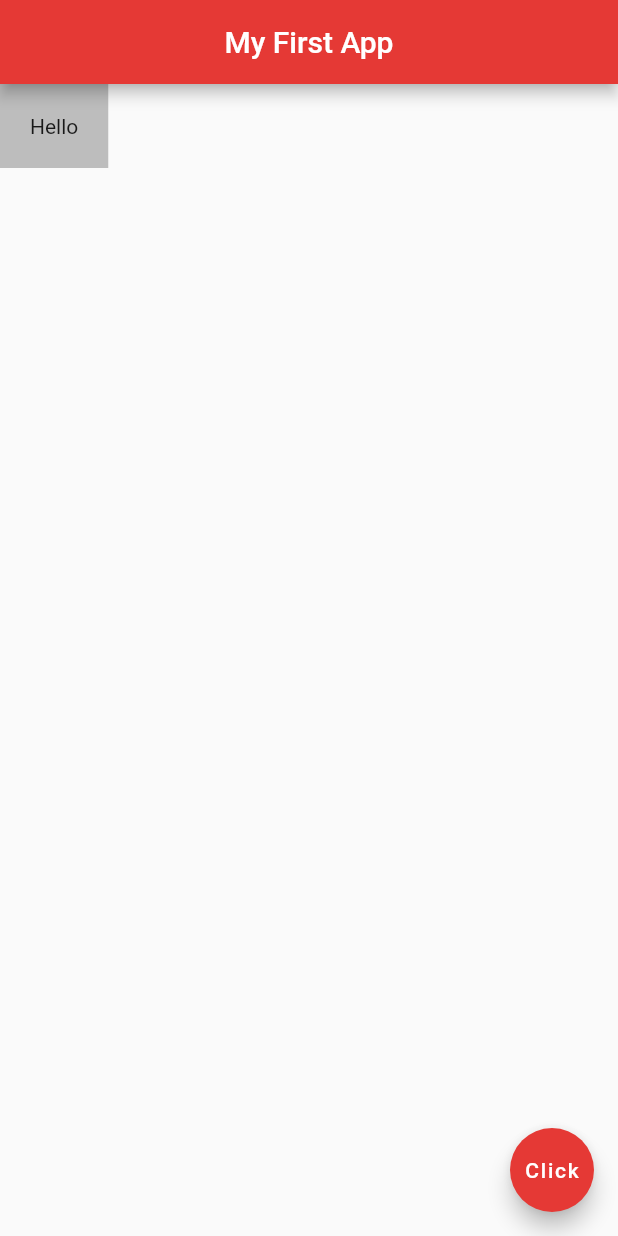
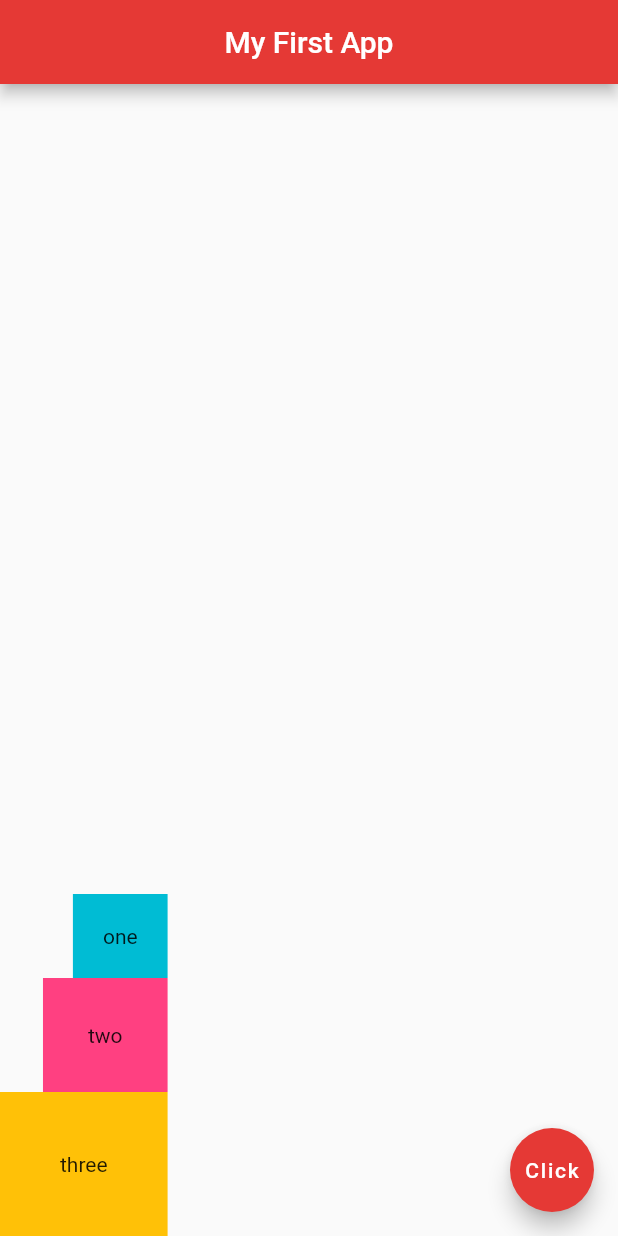
Before and after one commit to tdsimpson/Flutter-App, a Flutter app: the screen it shows after launch, on a phone screen of 412 x 824 dp. Run offline on Flutter 3.47's test engine with Material 2 defaults, Android fonts, the phone set to English and light mode, and no system bars.

Commit message:
Added columns

```diff
--- a/lib/main.dart
+++ b/lib/main.dart
@@ -13,10 +13,26 @@ class Home extends StatelessWidget {
             centerTitle: true,
             backgroundColor: Colors.red[600],
         ),
-        body: Container(
-          padding: EdgeInsets.all(20),
-          color: Colors.grey[400],
-          child: Text('Hello'),
+        body: Column(
+          mainAxisAlignment: MainAxisAlignment.end,
+          crossAxisAlignment: CrossAxisAlignment.end,
+          children: <Widget>[
+            Container(
+                padding: EdgeInsets.all(20.0),
+                color: Colors.cyan,
+                child: Text('one')
+            ),
+            Container(
+                padding: EdgeInsets.all(30.0),
+                color: Colors.pinkAccent,
+                child: Text('two')
+            ),
+            Container(
+                padding: EdgeInsets.all(40.0),
+                color: Colors.amber,
+                child: Text('three')
+            ),
+          ],
         ),
         floatingActionButton: FloatingActionButton(
             onPressed: (){},
```
